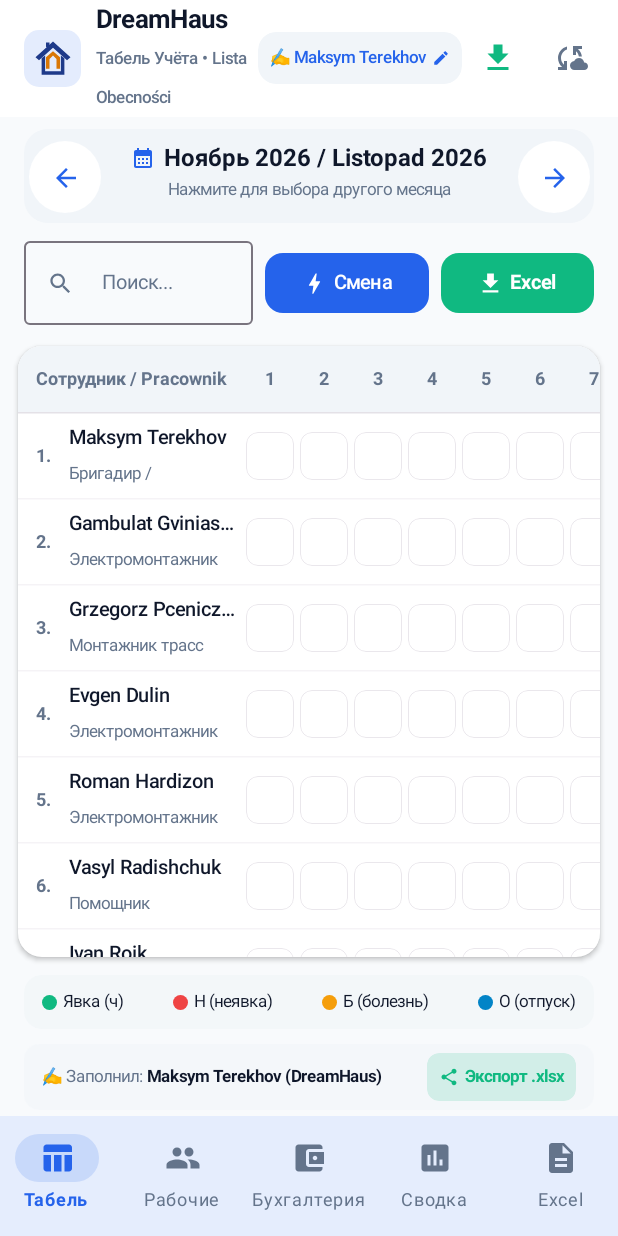
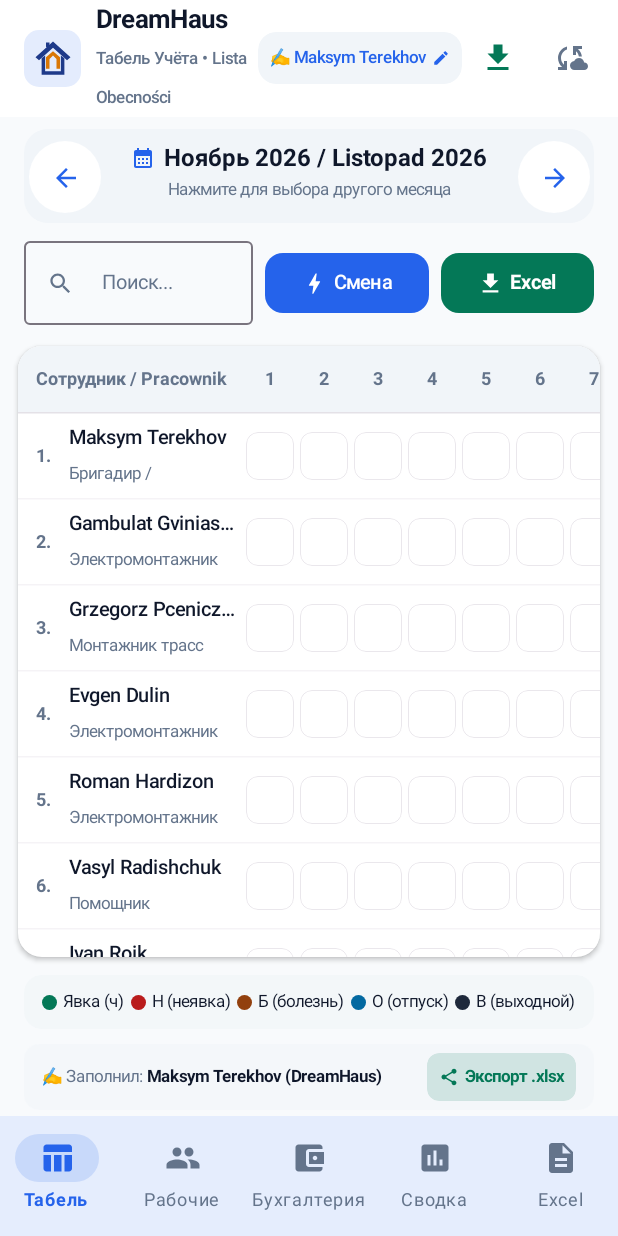
Before and after one commit to radiomonter/Tracking-of-workers, an Android app built with Jetpack Compose: the screen it shows after launch (MainActivity), on a phone screen of 412 x 824 dp. Run offline under Robolectric (Android 15) with nearby library versions, the phone set to English and light mode, and no system bars.

Commit message:
Fix status parsing bug and enhance color vibrancy and contrast in app and Excel

```diff
--- a/app/src/main/java/com/workertracking/app/excel/ExcelManager.kt
+++ b/app/src/main/java/com/workertracking/app/excel/ExcelManager.kt
@@ -271,11 +271,11 @@ class ExcelManager(private val context: Context) {
     <font><sz val="11.0"/><color theme="1"/><name val="Calibri"/></font>
     <font><sz val="10.0"/><color theme="1"/><name val="Calibri"/></font>
     <font><b/><sz val="11.0"/><color theme="1"/><name val="Calibri"/></font>
-    <font><b/><sz val="11.0"/><color rgb="FF065F46"/><name val="Calibri"/></font>
-    <font><b/><sz val="11.0"/><color rgb="FF991B1B"/><name val="Calibri"/></font>
+    <font><b/><sz val="11.0"/><color rgb="FF047857"/><name val="Calibri"/></font>
+    <font><b/><sz val="11.0"/><color rgb="FFB91C1C"/><name val="Calibri"/></font>
     <font><b/><sz val="11.0"/><color rgb="FF92400E"/><name val="Calibri"/></font>
     <font><b/><sz val="11.0"/><color rgb="FF0369A1"/><name val="Calibri"/></font>
-    <font><b/><sz val="11.0"/><color rgb="FF4B5563"/><name val="Calibri"/></font>
+    <font><b/><sz val="11.0"/><color rgb="FF1E293B"/><name val="Calibri"/></font>
   </fonts>
   <fills count="12">
     <fill><patternFill patternType="none"/></fill>
@@ -284,12 +284,12 @@ class ExcelManager(private val context: Context) {
     <fill><patternFill patternType="solid"><fgColor rgb="FFD9E2F3"/><bgColor rgb="FFD9E2F3"/></patternFill></fill>
     <fill><patternFill patternType="solid"><fgColor rgb="FFFFFFFF"/><bgColor rgb="FFFFFFFF"/></patternFill></fill>
     <fill><patternFill patternType="solid"><fgColor rgb="FFFFF2CC"/><bgColor rgb="FFFFF2CC"/></patternFill></fill>
-    <fill><patternFill patternType="solid"><fgColor rgb="FFD1FAE5"/><bgColor rgb="FFD1FAE5"/></patternFill></fill>
-    <fill><patternFill patternType="solid"><fgColor rgb="FFFEE2E2"/><bgColor rgb="FFFEE2E2"/></patternFill></fill>
-    <fill><patternFill patternType="solid"><fgColor rgb="FFFEF3C7"/><bgColor rgb="FFFEF3C7"/></patternFill></fill>
-    <fill><patternFill patternType="solid"><fgColor rgb="FFE0F2FE"/><bgColor rgb="FFE0F2FE"/></patternFill></fill>
-    <fill><patternFill patternType="solid"><fgColor rgb="FFF3F4F6"/><bgColor rgb="FFF3F4F6"/></patternFill></fill>
-    <fill><patternFill patternType="solid"><fgColor rgb="FFE2E8F0"/><bgColor rgb="FFE2E8F0"/></patternFill></fill>
+    <fill><patternFill patternType="solid"><fgColor rgb="FFA7F3D0"/><bgColor rgb="FFA7F3D0"/></patternFill></fill>
+    <fill><patternFill patternType="solid"><fgColor rgb="FFFECACA"/><bgColor rgb="FFFECACA"/></patternFill></fill>
+    <fill><patternFill patternType="solid"><fgColor rgb="FFFDE68A"/><bgColor rgb="FFFDE68A"/></patternFill></fill>
+    <fill><patternFill patternType="solid"><fgColor rgb="FFBAE6FD"/><bgColor rgb="FFBAE6FD"/></patternFill></fill>
+    <fill><patternFill patternType="solid"><fgColor rgb="FFCBD5E1"/><bgColor rgb="FFCBD5E1"/></patternFill></fill>
+    <fill><patternFill patternType="solid"><fgColor rgb="FF94A3B8"/><bgColor rgb="FF94A3B8"/></patternFill></fill>
   </fills>
   <borders count="2">
     <border/>
--- a/app/src/main/java/com/workertracking/app/model/AttendanceStatus.kt
+++ b/app/src/main/java/com/workertracking/app/model/AttendanceStatus.kt
@@ -14,12 +14,20 @@ enum class AttendanceStatus(
 
     companion object {
         fun fromString(value: String): AttendanceStatus? {
-            val trimmed = value.trim().lowercase()
-            return when (trimmed) {
-                "н", "n" -> ABSENT
-                "б", "ch" -> SICK
-                "о", "u" -> VACATION
-                "в", "w" -> DAY_OFF
+            val trimmed = value.trim()
+            if (trimmed.isEmpty()) return null
+            val lower = trimmed.lowercase()
+
+            // 1. Direct enum name matching (e.g. DAY_OFF, ABSENT, SICK, VACATION, PRESENT)
+            entries.firstOrNull { it.name.equals(trimmed, ignoreCase = true) }?.let { return it }
+
+            // 2. Short codes and labels in Russian and Polish
+            return when {
+                lower in listOf("н", "n", "absent", "неявка", "nieobecność", "nieobecnosc") -> ABSENT
+                lower in listOf("б", "ch", "sick", "болезнь", "choroba") -> SICK
+                lower in listOf("о", "u", "vacation", "отпуск", "urlop") -> VACATION
+                lower in listOf("в", "w", "day_off", "dayoff", "выходной", "dzień wolny", "dzien wolny") -> DAY_OFF
+                lower in listOf("я", "o", "present", "явка", "obecność", "obecnosc") -> PRESENT
                 else -> null
             }
         }
--- a/app/src/main/java/com/workertracking/app/ui/screens/TimesheetScreen.kt
+++ b/app/src/main/java/com/workertracking/app/ui/screens/TimesheetScreen.kt
@@ -448,16 +448,17 @@ private fun TimesheetCell(
     entry: AttendanceEntry?,
     onClick: () -> Unit
 ) {
-    val (bgColor, textColor, text) = when {
+    val (bgColor, textColor, borderColor, text) = when {
         entry?.hours != null && entry.hours > 0 -> {
             val hText = if (entry.hours % 1.0 == 0.0) entry.hours.toInt().toString() else entry.hours.toString()
-            Triple(ColorPresentBg, ColorPresent, hText)
+            Quadruple(ColorPresentBg, ColorPresent, Color(0xFF34D399), hText)
         }
-        entry?.status == AttendanceStatus.ABSENT -> Triple(ColorAbsentBg, ColorAbsent, "Н")
-        entry?.status == AttendanceStatus.SICK -> Triple(ColorSickBg, ColorSick, "Б")
-        entry?.status == AttendanceStatus.VACATION -> Triple(ColorVacationBg, ColorVacation, "О")
-        entry?.status == AttendanceStatus.DAY_OFF -> Triple(ColorDayOffBg, ColorDayOff, "В")
-        else -> Triple(Color.Transparent, Color.Transparent, "")
+        entry?.status == AttendanceStatus.ABSENT -> Quadruple(ColorAbsentBg, ColorAbsent, Color(0xFFF87171), "Н")
+        entry?.status == AttendanceStatus.SICK -> Quadruple(ColorSickBg, ColorSick, Color(0xFFFBBF24), "Б")
+        entry?.status == AttendanceStatus.VACATION -> Quadruple(ColorVacationBg, ColorVacation, Color(0xFF38BDF8), "О")
+        entry?.status == AttendanceStatus.DAY_OFF -> Quadruple(ColorDayOffBg, ColorDayOff, Color(0xFF94A3B8), "В")
+        entry?.status == AttendanceStatus.PRESENT -> Quadruple(ColorPresentBg, ColorPresent, Color(0xFF34D399), "Я")
+        else -> Quadruple(Color.Transparent, Color.Transparent, MaterialTheme.colorScheme.outlineVariant.copy(alpha = 0.4f), "")
     }
 
     Box(
@@ -467,8 +468,8 @@ private fun TimesheetCell(
             .clip(RoundedCornerShape(8.dp))
             .background(bgColor)
             .border(
-                width = 0.5.dp,
-                color = if (text.isEmpty()) MaterialTheme.colorScheme.outlineVariant.copy(alpha = 0.4f) else Color.Transparent,
+                width = if (text.isNotEmpty()) 1.dp else 0.5.dp,
+                color = borderColor,
                 shape = RoundedCornerShape(8.dp)
             )
             .clickable(onClick = onClick),
@@ -477,13 +478,15 @@ private fun TimesheetCell(
         if (text.isNotEmpty()) {
             Text(
                 text = text,
-                fontSize = 11.sp,
+                fontSize = 12.sp,
                 fontWeight = FontWeight.Bold,
                 color = textColor
             )
         }
     }
 }
+
+private data class Quadruple<A, B, C, D>(val first: A, val second: B, val third: C, val fourth: D)
 
 @Composable
 private fun TimesheetLegend() {
@@ -505,6 +508,7 @@ private fun TimesheetLegend() {
             LegendItem(color = ColorAbsent, label = "Н (неявка)")
             LegendItem(color = ColorSick, label = "Б (болезнь)")
             LegendItem(color = ColorVacation, label = "О (отпуск)")
+            LegendItem(color = ColorDayOff, label = "В (выходной)")
         }
     }
 }
--- a/app/src/main/java/com/workertracking/app/ui/theme/Color.kt
+++ b/app/src/main/java/com/workertracking/app/ui/theme/Color.kt
@@ -7,17 +7,17 @@ val PrimaryBlue = Color(0xFF2563EB)
 val PrimaryBlueDark = Color(0xFF1D4ED8)
 val AccentCyan = Color(0xFF06B6D4)
 
-// Attendance status colors
-val ColorPresent = Color(0xFF10B981) // Green / Emerald
-val ColorPresentBg = Color(0xFFD1FAE5)
-val ColorAbsent = Color(0xFFEF4444)  // Red / Rose
-val ColorAbsentBg = Color(0xFFFEE2E2)
-val ColorSick = Color(0xFFF59E0B)    // Amber / Yellow
-val ColorSickBg = Color(0xFFFEF3C7)
-val ColorVacation = Color(0xFF0284C7)// Sky Blue
-val ColorVacationBg = Color(0xFFE0F2FE)
-val ColorDayOff = Color(0xFF6B7280)  // Gray
-val ColorDayOffBg = Color(0xFFF3F4F6)
+// Attendance status colors - Vibrant & High Contrast
+val ColorPresent = Color(0xFF047857)    // Deep Emerald Green (text)
+val ColorPresentBg = Color(0xFFA7F3D0)  // Rich Mint Green (background)
+val ColorAbsent = Color(0xFFB91C1C)     // Deep Red (text)
+val ColorAbsentBg = Color(0xFFFECACA)   // Rich Rose Red (background)
+val ColorSick = Color(0xFF92400E)       // Deep Amber Brown (text)
+val ColorSickBg = Color(0xFFFDE68A)     // Rich Warm Yellow (background)
+val ColorVacation = Color(0xFF0369A1)   // Deep Sky Blue (text)
+val ColorVacationBg = Color(0xFFBAE6FD) // Rich Sky Blue (background)
+val ColorDayOff = Color(0xFF1E293B)     // Deep Slate (text)
+val ColorDayOffBg = Color(0xFFCBD5E1)   // Solid Cool Slate Gray (background)
 
 // Dark theme colors
 val DarkBackground = Color(0xFF0F172A)
```
Also changed, not shown: 1 other file.
